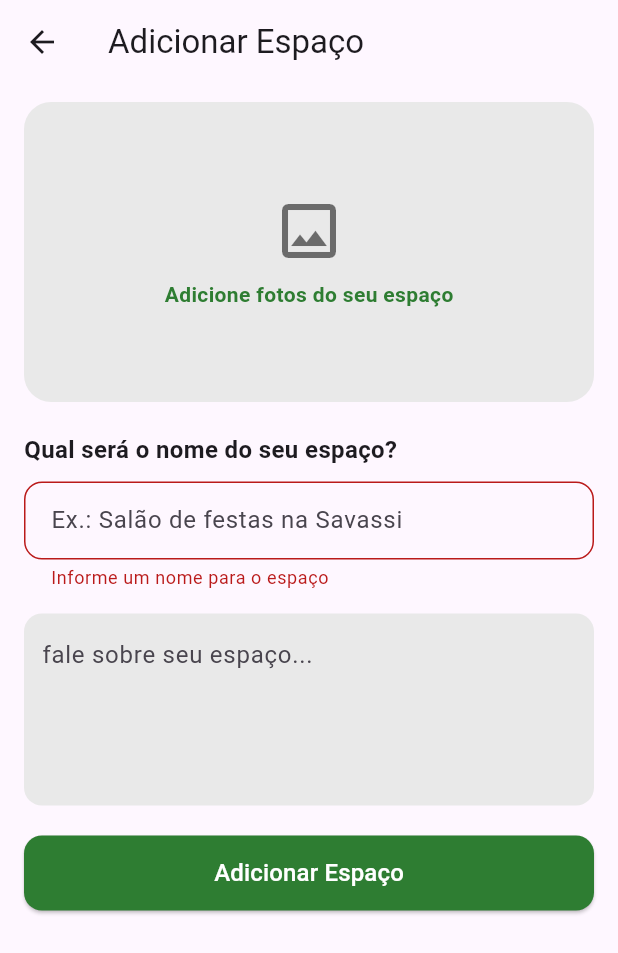
After one commit to ArthurRodPaula/Espaco-Ja, a Flutter app: the AddEditarLocalScreen screen opened directly, after a tap on "Adicionar Espaço", on a phone screen of 412 x 824 dp. The commit adds this screen. Shown: the top 953 px of the screen. Run offline on Flutter 3.47's test engine with Material 3 defaults, Android fonts, the phone set to English and light mode, and no system bars; our stand-ins replace flutter_map, image_picker, latlong2.

Commit message:
editar locais

```diff
--- /dev/null
+++ b/lib/screens/add_editar_local_screen.dart.dart
@@ -0,0 +1,216 @@
+import 'dart:io';
+import 'package:flutter/material.dart';
+import 'package:image_picker/image_picker.dart';
+
+class AddEditarLocalScreen extends StatefulWidget {
+  static const routeName = '/local/novo';
+
+  final String? tituloInicial;
+  final String? descricaoInicial;
+
+  const AddEditarLocalScreen({
+    super.key,
+    this.tituloInicial,
+    this.descricaoInicial,
+  });
+
+  @override
+  State<AddEditarLocalScreen> createState() => _AddEditarLocalScreenState();
+}
+
+class _AddEditarLocalScreenState extends State<AddEditarLocalScreen> {
+  final _formKey = GlobalKey<FormState>();
+  late final TextEditingController _tituloCtrl;
+  late final TextEditingController _descCtrl;
+
+  File? _fotoCapa; // pré-visualização da primeira foto
+  bool _salvando = false;
+
+  @override
+  void initState() {
+    super.initState();
+    _tituloCtrl = TextEditingController(text: widget.tituloInicial ?? '');
+    _descCtrl = TextEditingController(text: widget.descricaoInicial ?? '');
+  }
+
+  @override
+  void dispose() {
+    _tituloCtrl.dispose();
+    _descCtrl.dispose();
+    super.dispose();
+  }
+
+  // ======== FOTO (opcional) ========
+  Future<void> _selecionarFoto() async {
+    try {
+      final picker = ImagePicker();
+      final picked = await picker.pickImage(source: ImageSource.gallery, imageQuality: 85);
+      if (picked != null && mounted) {
+        setState(() => _fotoCapa = File(picked.path));
+      }
+    } catch (_) {
+      if (!mounted) return;
+      ScaffoldMessenger.of(context).showSnackBar(
+        const SnackBar(content: Text('Não foi possível selecionar a imagem')),
+      );
+    }
+  }
+
+  // ======== SALVAR ========
+  Future<void> _salvar() async {
+    final valido = _formKey.currentState?.validate() ?? false;
+    if (!valido) return;
+
+    setState(() => _salvando = true);
+    await Future.delayed(const Duration(milliseconds: 250)); // simulação
+
+    final result = {
+      'titulo': _tituloCtrl.text.trim(),
+      'descricao': _descCtrl.text.trim(),
+      'temImagem': _fotoCapa != null,
+      'atualizadoEm': DateTime.now().toIso8601String(),
+    };
+
+    if (!mounted) return;
+    ScaffoldMessenger.of(context).showSnackBar(
+      const SnackBar(content: Text('Espaço adicionado!')),
+    );
+    Navigator.of(context).pop(result);
+  }
+
+  @override
+  Widget build(BuildContext context) {
+    final editando = widget.tituloInicial != null;
+
+    return Scaffold(
+      appBar: AppBar(
+        title: Text(editando ? 'Editar Espaço' : 'Adicionar Espaço'),
+      ),
+      body: SafeArea(
+        child: Form(
+          key: _formKey,
+          child: ListView(
+            padding: const EdgeInsets.fromLTRB(16, 12, 16, 16),
+            children: [
+              // ======= CARD GRANDE DE FOTO =======
+              GestureDetector(
+                onTap: _selecionarFoto, // opcional
+                child: Container(
+                  height: 200,
+                  decoration: BoxDecoration(
+                    color: const Color(0xFFE9E9E9),
+                    borderRadius: BorderRadius.circular(18),
+                  ),
+                  clipBehavior: Clip.antiAlias,
+                  child: _fotoCapa == null
+                      ? Center(
+                          child: Column(
+                            mainAxisSize: MainAxisSize.min,
+                            children: const [
+                              Icon(Icons.image_outlined, size: 48, color: Colors.black54),
+                              SizedBox(height: 8),
+                              Text(
+                                'Adicione fotos do seu espaço',
+                                style: TextStyle(
+                                  color: Color(0xFF2E7D32), // verde suave
+                                  fontWeight: FontWeight.w600,
+                                ),
+                              ),
+                            ],
+                          ),
+                        )
+                      : Stack(
+                          fit: StackFit.expand,
+                          children: [
+                            Image.file(_fotoCapa!, fit: BoxFit.cover),
+                            Positioned(
+                              right: 8,
+                              top: 8,
+                              child: Material(
+                                color: Colors.black54,
+                                borderRadius: BorderRadius.circular(10),
+                                child: InkWell(
+                                  borderRadius: BorderRadius.circular(10),
+                                  onTap: () => setState(() => _fotoCapa = null),
+                                  child: const Padding(
+                                    padding: EdgeInsets.all(8.0),
+                                    child: Icon(Icons.close, color: Colors.white),
+                                  ),
+                                ),
+                              ),
+                            )
+                          ],
+                        ),
+                ),
+              ),
+
+              const SizedBox(height: 20),
+
+              // ======= TÍTULO PERGUNTA =======
+              const Text(
+                'Qual será o nome do seu espaço?',
+                style: TextStyle(fontSize: 16, fontWeight: FontWeight.w700),
+              ),
+              const SizedBox(height: 10),
+
+              // ======= INPUT NOME =======
+              TextFormField(
+                controller: _tituloCtrl,
+                textInputAction: TextInputAction.next,
+                decoration: InputDecoration(
+                  hintText: 'Ex.: Salão de festas na Savassi',
+                  border: OutlineInputBorder(borderRadius: BorderRadius.circular(12)),
+                  contentPadding: const EdgeInsets.symmetric(horizontal: 14, vertical: 14),
+                ),
+                validator: (v) {
+                  if (v == null || v.trim().isEmpty) return 'Informe um nome para o espaço';
+                  if (v.trim().length < 3) return 'Mínimo de 3 caracteres';
+                  return null;
+                },
+              ),
+
+              const SizedBox(height: 16),
+
+              // ======= TEXTAREA DESCRIÇÃO (estilo do mock, cinza claro) =======
+              Container(
+                decoration: BoxDecoration(
+                  color: const Color(0xFFE9E9E9),
+                  borderRadius: BorderRadius.circular(12),
+                ),
+                padding: const EdgeInsets.symmetric(horizontal: 12, vertical: 8),
+                child: TextFormField(
+                  controller: _descCtrl,
+                  maxLines: 5,
+                  minLines: 4,
+                  decoration: const InputDecoration(
+                    hintText: 'fale sobre seu espaço...',
+                    border: InputBorder.none,
+                  ),
+                ),
+              ),
+
+              const SizedBox(height: 20),
+
+              // ======= BOTÃO VERDE GRANDE =======
+              SizedBox(
+                width: double.infinity,
+                height: 50,
+                child: ElevatedButton(
+                  onPressed: _salvando ? null : _salvar,
+                  style: ElevatedButton.styleFrom(
+                    backgroundColor: const Color(0xFF2E7D32), // verde
+                    shape: RoundedRectangleBorder(borderRadius: BorderRadius.circular(12)),
+                  ),
+                  child: _salvando
+                      ? const SizedBox(
+                          width: 22, height: 22, child: CircularProgressIndicator(strokeWidth: 2, color: Colors.white))
+                      : const Text('Adicionar Espaço', style: TextStyle(color: Colors.white, fontSize: 16)),
+                ),
+              ),
+            ],
+          ),
+        ),
+      ),
+    );
+  }
+}
--- a/lib/screens/meus_locais.dart
+++ b/lib/screens/meus_locais.dart
@@ -1,6 +1,8 @@
 import 'package:flutter/material.dart';
 import 'package:flutter_map/flutter_map.dart';
 import 'package:latlong2/latlong.dart';
+import 'add_editar_local_screen.dart.dart';
+
 
 /// =======================
 /// Card com mapa interativo
@@ -404,7 +406,7 @@ class DetalhesCoworkingScreen extends StatelessWidget {
 }
 
 /// =======================
-/// LISTA DE LOCAIS
+/// LISTA DE LOCAIS (com botão "Adicionar")
 /// =======================
 class MeusLocaisScreen extends StatelessWidget {
   const MeusLocaisScreen({super.key});
@@ -413,6 +415,7 @@ class MeusLocaisScreen extends StatelessWidget {
   Widget build(BuildContext context) {
     return Scaffold(
       appBar: AppBar(title: const Text('Meus locais'), leading: const BackButton()),
+
       body: Padding(
         padding: const EdgeInsets.all(16),
         child: Column(
@@ -453,6 +456,20 @@ class MeusLocaisScreen extends StatelessWidget {
           ],
         ),
       ),
+
+      // ✅ Botão de adicionar que leva à tela de formulário
+      floatingActionButton: FloatingActionButton.extended(
+        heroTag: 'fab_add_local',
+        onPressed: () {
+          Navigator.push(
+            context,
+            MaterialPageRoute(builder: (_) => const AddEditarLocalScreen()),
+          );
+        },
+        icon: const Icon(Icons.add),
+        label: const Text('Adicionar'),
+      ),
+      floatingActionButtonLocation: FloatingActionButtonLocation.endFloat,
     );
   }
 }
--- a/pubspec.yaml
+++ b/pubspec.yaml
@@ -32,6 +32,7 @@ dependencies:
     sdk: flutter
   flutter_map: ^7.0.0
   latlong2: ^0.9.0
+  image_picker: ^1.0.7
 
   # The following adds the Cupertino Icons font to your application.
   # Use with the CupertinoIcons class for iOS style icons.
```
Also changed, not shown: pubspec.lock, 3 other files.
